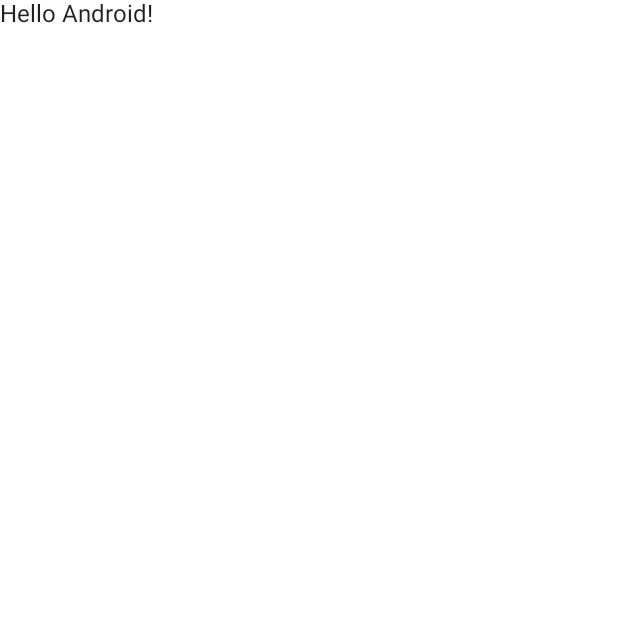
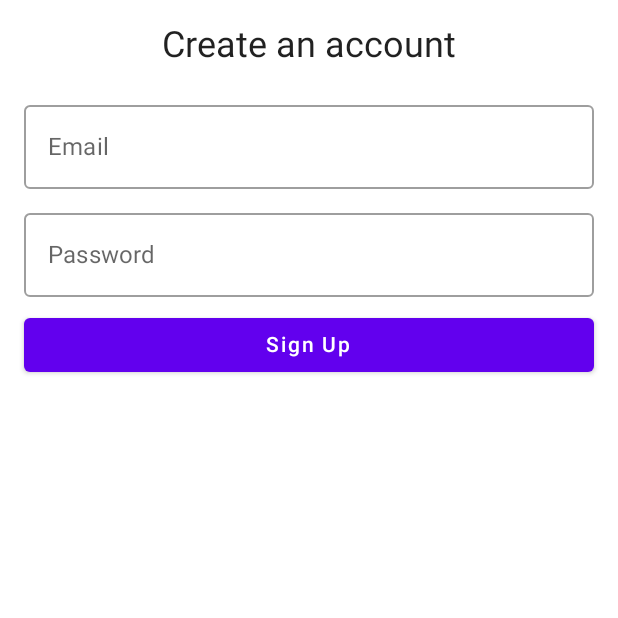
Before and after one commit to fahime-ghasemi/friends, an Android app built with Jetpack Compose: the screen it shows after launch (MainActivity), on a phone screen of 412 x 824 dp, the top half of it. Before the commit the part shown is almost empty. Run offline under Robolectric (Android 15) with nearby library versions, the phone set to English and light mode, and no system bars.

```diff
--- a/app/src/main/java/com/example/friends/MainActivity.kt
+++ b/app/src/main/java/com/example/friends/MainActivity.kt
@@ -10,6 +10,7 @@ import androidx.compose.material.Text
 import androidx.compose.runtime.Composable
 import androidx.compose.ui.Modifier
 import androidx.compose.ui.tooling.preview.Preview
+import com.example.friends.signup.SignUpScreen
 import com.example.friends.ui.theme.FriendsTheme
 
 class MainActivity : ComponentActivity() {
@@ -19,22 +20,9 @@ class MainActivity : ComponentActivity() {
       FriendsTheme {
         // A surface container using the 'background' color from the theme
         Surface(modifier = Modifier.fillMaxSize(), color = MaterialTheme.colors.background) {
-          Greeting("Android")
+          SignUpScreen()
         }
       }
     }
   }
 }
-
-@Composable
-fun Greeting(name: String) {
-  Text(text = "Hello $name!")
-}
-
-@Preview(showBackground = true)
-@Composable
-fun DefaultPreview() {
-  FriendsTheme {
-    Greeting("Android")
-  }
-}
--- /dev/null
+++ b/app/src/main/java/com/example/friends/signup/SignUp.kt
@@ -0,0 +1,69 @@
+package com.example.friends.signup
+
+import androidx.compose.foundation.layout.Column
+import androidx.compose.foundation.layout.Spacer
+import androidx.compose.foundation.layout.fillMaxSize
+import androidx.compose.foundation.layout.fillMaxWidth
+import androidx.compose.foundation.layout.height
+import androidx.compose.foundation.layout.padding
+import androidx.compose.material.Button
+import androidx.compose.material.MaterialTheme.typography
+import androidx.compose.material.OutlinedTextField
+import androidx.compose.material.Text
+import androidx.compose.runtime.Composable
+import androidx.compose.runtime.getValue
+import androidx.compose.runtime.mutableStateOf
+import androidx.compose.runtime.remember
+import androidx.compose.runtime.setValue
+import androidx.compose.ui.Alignment
+import androidx.compose.ui.Modifier
+import androidx.compose.ui.res.stringResource
+import androidx.compose.ui.tooling.preview.Devices
+import androidx.compose.ui.tooling.preview.Preview
+import androidx.compose.ui.unit.dp
+import com.example.friends.R
+
+@Composable
+@Preview(device = Devices.PIXEL_2)
+fun SignUpScreen() {
+  var email by remember { mutableStateOf("") }
+  var password by remember { mutableStateOf("") }
+
+  Column(
+    modifier = Modifier
+      .fillMaxSize()
+      .padding(16.dp)
+  ) {
+    Text(
+      modifier = Modifier.align(Alignment.CenterHorizontally),
+      text = stringResource(id = R.string.signUpTitle), style = typography.h5
+    )
+    Spacer(modifier = Modifier.height(18.dp))
+    OutlinedTextField(modifier = Modifier
+      .fillMaxWidth()
+      .padding(bottom = 8.dp), value = email,
+      onValueChange = {
+        email = it
+      },
+      label = {
+        Text(
+          text = stringResource(id = R.string.email)
+        )
+      }
+    )
+    OutlinedTextField(modifier = Modifier
+      .fillMaxWidth()
+      .padding(bottom = 8.dp), value = password, onValueChange = {
+      password = it
+    }, label = {
+      Text(text = stringResource(id = R.string.password))
+    })
+    Button(modifier = Modifier.fillMaxWidth(), onClick = { /*TODO*/ }, content = {
+      Text(
+        text = stringResource(
+          id = R.string.signUp
+        )
+      )
+    })
+  }
+}
--- a/app/src/main/res/values/strings.xml
+++ b/app/src/main/res/values/strings.xml
@@ -3,4 +3,5 @@
     <string name="email">Email</string>
     <string name="password">Password</string>
     <string name="signUp">Sign Up</string>
+    <string name="signUpTitle">Create an account</string>
 </resources>
```
